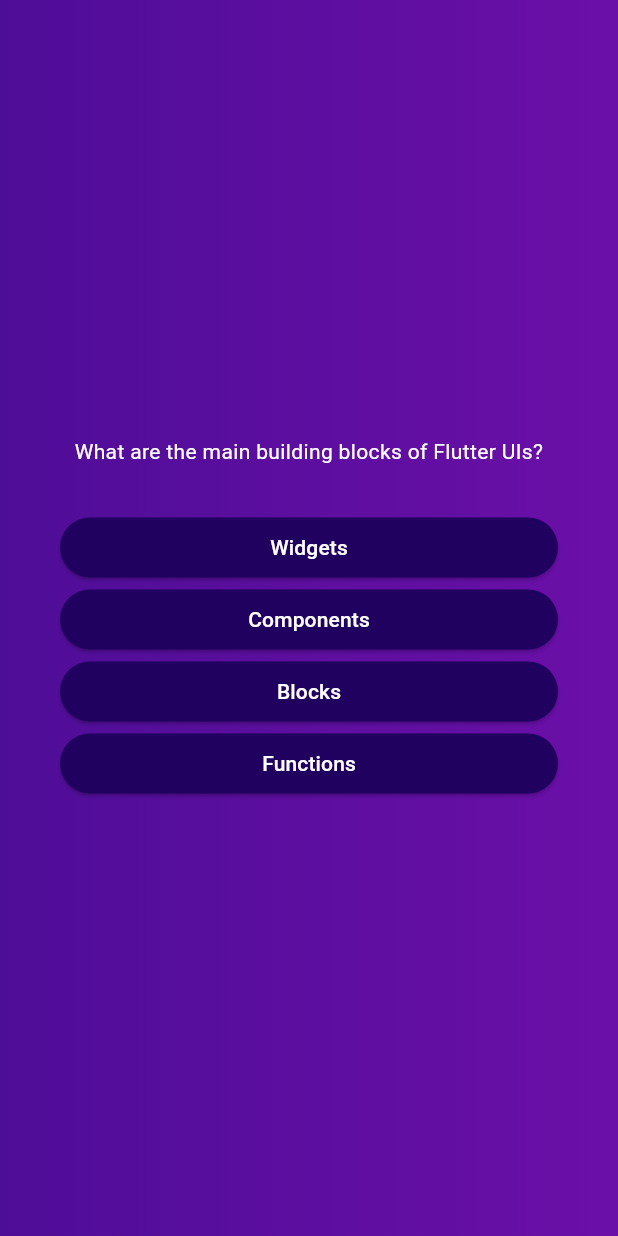
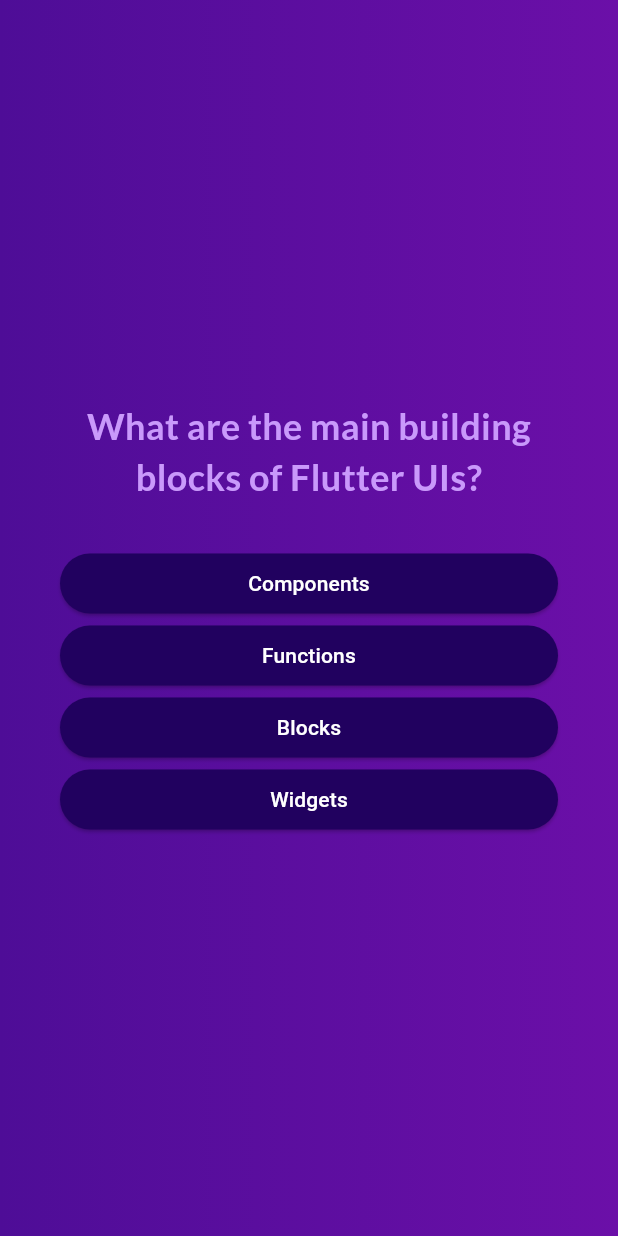
Before and after one commit to surazz999/flutter_application_2, a Flutter app: the screen it shows after launch, after a tap on "Start Quiz", on a phone screen of 412 x 824 dp. Run offline on Flutter 3.47's test engine with Material 3 defaults, Android fonts, the phone set to English and light mode, and no system bars; our stand-ins replace google_fonts.

Commit message:
Result screen displayed

```diff
--- a/lib/answer_button.dart
+++ b/lib/answer_button.dart
@@ -16,7 +16,10 @@ class AnswerButton extends StatelessWidget {
           foregroundColor: Colors.white,
           shape:
               RoundedRectangleBorder(borderRadius: BorderRadius.circular(40))),
-      child: Text(answerText),
+      child: Text(
+        answerText,
+        textAlign: TextAlign.center,
+      ),
     );
   }
 }
--- a/lib/models/quiz_question.dart
+++ b/lib/models/quiz_question.dart
@@ -1,5 +1,11 @@
 class QuizQuestion {
- const  QuizQuestion(this.text, this.answers);
+  const QuizQuestion(this.text, this.answers);
   final String text;
   final List<String> answers;
+
+  List<String> getShuffleAnswers() {
+    final shuffledList = List.of(answers);
+    shuffledList.shuffle();
+    return shuffledList;
+  }
 }
--- a/lib/questions_screen.dart
+++ b/lib/questions_screen.dart
@@ -1,39 +1,55 @@
-import 'dart:ffi';
-
 import 'package:flutter/material.dart';
+import 'package:flutter/widgets.dart';
 import 'package:flutter_application_2/answer_button.dart';
 import 'package:flutter_application_2/questions.dart';
+import 'package:google_fonts/google_fonts.dart';
 
 class QuestionsScreen extends StatefulWidget {
-  const QuestionsScreen({super.key});
-
+  const QuestionsScreen({super.key, required this.onSelectAnswer});
+  final void Function(String answer) onSelectAnswer;
   @override
   State<QuestionsScreen> createState() => _QuestionsScreenState();
 }
 
 class _QuestionsScreenState extends State<QuestionsScreen> {
+  var currentQuestionIndex = 0;
+  void answerQuestion(String selectedAnswer) {
+    widget.onSelectAnswer(selectedAnswer);
+    setState(() {
+      currentQuestionIndex++;
+    });
+  }
+
   @override
   Widget build(BuildContext context) {
-    final currentQuestion = questions[0];
+    final currentQuestion = questions[currentQuestionIndex];
     return SizedBox(
       width: double.infinity,
       child: Container(
-        margin: EdgeInsets.all(40),
+        margin: const EdgeInsets.all(40),
         child: Column(
           mainAxisAlignment: MainAxisAlignment.center,
           crossAxisAlignment: CrossAxisAlignment.stretch,
           children: [
             Text(
               currentQuestion.text,
-              style: const TextStyle(color: Colors.white),
+              style: GoogleFonts.lato(
+                color: const Color.fromARGB(255, 201, 153, 251),
+                fontSize: 24,
+                fontWeight: FontWeight.bold,
+              ),
               textAlign: TextAlign.center,
             ),
             const SizedBox(
               height: 30,
             ),
-            ...currentQuestion.answers.map(
+            ...currentQuestion.getShuffleAnswers().map(
               (answer) {
-                return AnswerButton(answerText: answer, onTap: () {});
+                return AnswerButton(
+                    answerText: answer,
+                    onTap: () {
+                      answerQuestion(answer);
+                    });
               },
             ),
           ],
--- a/lib/quiz.dart
+++ b/lib/quiz.dart
@@ -1,5 +1,7 @@
 import 'package:flutter/material.dart';
+import 'package:flutter_application_2/questions.dart';
 import 'package:flutter_application_2/questions_screen.dart';
+import 'package:flutter_application_2/results_screen.dart';
 import 'package:flutter_application_2/start_screen.dart';
 
 class Quiz extends StatefulWidget {
@@ -10,6 +12,7 @@ class Quiz extends StatefulWidget {
 }
 
 class _QuizState extends State<Quiz> {
+  List<String> selectedAnswers = [];
   var activeScreen = 'start-screen';
 
   void switchScreen() {
@@ -18,11 +21,26 @@ class _QuizState extends State<Quiz> {
     });
   }
 
+  void chooseAnswer(String answer) {
+    selectedAnswers.add(answer);
+    if (selectedAnswers.length == questions.length) {
+      setState(() {
+        selectedAnswers = [];
+        activeScreen = 'result-screen';
+      });
+    }
+  }
+
   @override
   Widget build(BuildContext context) {
     Widget screenWidget = StartScreen(switchScreen);
     if (activeScreen == 'questions-screen') {
-      screenWidget = const QuestionsScreen();
+      screenWidget = QuestionsScreen(
+        onSelectAnswer: chooseAnswer,
+      );
+    }
+    if (activeScreen == 'result-screen') {
+      screenWidget = const ResultScreen();
     }
     return MaterialApp(
       home: Scaffold(
--- a/lib/start_screen.dart
+++ b/lib/start_screen.dart
@@ -1,5 +1,6 @@
 import 'package:flutter/material.dart';
 import 'package:flutter/widgets.dart';
+import 'package:google_fonts/google_fonts.dart';
 
 class StartScreen extends StatelessWidget {
   const StartScreen(this.startQuiz, {super.key});
@@ -9,7 +10,6 @@ class StartScreen extends StatelessWidget {
     return Center(
         child: Column(
       mainAxisSize: MainAxisSize.min,
-
       children: [
         Image.asset(
           'assets/images/quiz-logo.png',
@@ -19,10 +19,11 @@ class StartScreen extends StatelessWidget {
         const SizedBox(
           height: 80,
         ),
-        const Text(
-          'Learn flutter fun way!',
-          style: TextStyle(color: Colors.white, fontSize: 24),
-        ),
+        Text('Learn flutter fun way!',
+            style: GoogleFonts.lato(
+              color: const Color.fromARGB(255, 237, 223, 252),
+              fontSize: 24,
+            )),
         const SizedBox(
           height: 30,
         ),
--- a/pubspec.yaml
+++ b/pubspec.yaml
@@ -9,6 +9,7 @@ environment:
 dependencies:
   flutter:
     sdk: flutter
+  google_fonts: ^6.2.1
 
 dev_dependencies:
   flutter_test:
```
Also changed, not shown: lib/results_screen.dart (added, +29 -0 lines), pubspec.lock, 1 other file.
